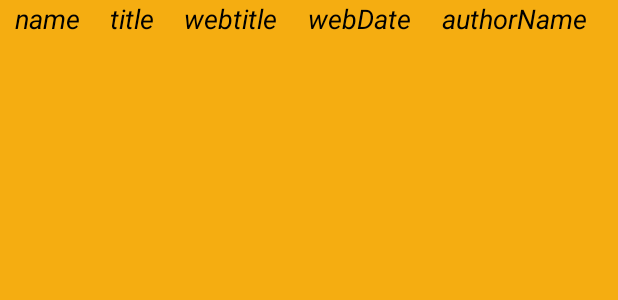
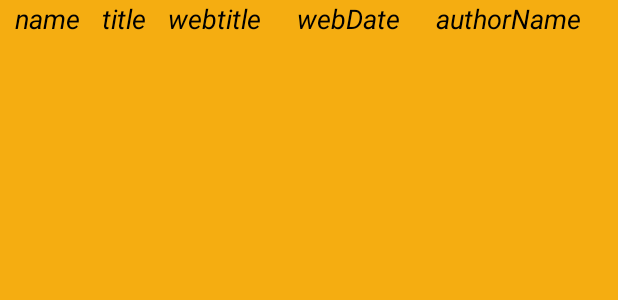
Before and after one commit to AZamalzoheir/NewsApp, an Android app: the layout newsinfo_list_item.xml on its own in the app's theme, with its tools: preview values and no code run, on a phone screen of 412 x 824 dp. Shown: the top 300 px of the screen. Run offline under Robolectric (Android 15) with nearby library versions, the phone set to English and light mode, and no system bars.

Commit message:
fourth commit

```diff
--- a/app/src/main/res/layout/newsinfo_list_item.xml
+++ b/app/src/main/res/layout/newsinfo_list_item.xml
@@ -11,7 +11,7 @@
         android:layout_height="wrap_content"
         android:layout_marginRight="10dp"
         android:layout_marginLeft="10dp"
-        android:layout_weight="0.5"
+        android:layout_weight="2"
         android:text="name"
         android:textColor="@android:color/black"
         android:textSize="18sp"
@@ -22,7 +22,7 @@
         android:layout_width="wrap_content"
         android:layout_height="wrap_content"
         android:layout_marginRight="10dp"
-        android:layout_weight="0.5"
+        android:layout_weight="2"
         android:text="title"
         android:textColor="@android:color/black"
         android:textSize="18sp"
@@ -33,7 +33,7 @@
         android:layout_width="wrap_content"
         android:layout_height="wrap_content"
         android:layout_marginRight="10dp"
-        android:layout_weight="0.5"
+        android:layout_weight="6"
         android:text="webtitle"
         android:textColor="@android:color/black"
         android:textSize="18sp"
@@ -44,7 +44,7 @@
         android:layout_width="wrap_content"
         android:layout_height="wrap_content"
         android:layout_marginRight="10dp"
-        android:layout_weight="0.5"
+        android:layout_weight="6"
         android:text="webDate"
         android:textColor="@android:color/black"
         android:textSize="18sp"
@@ -55,7 +55,7 @@
         android:layout_width="wrap_content"
         android:layout_height="wrap_content"
         android:layout_marginRight="10dp"
-        android:layout_weight="0.5"
+        android:layout_weight="6"
         android:text="authorName"
         android:textColor="@android:color/black"
         android:textSize="18sp"
```
